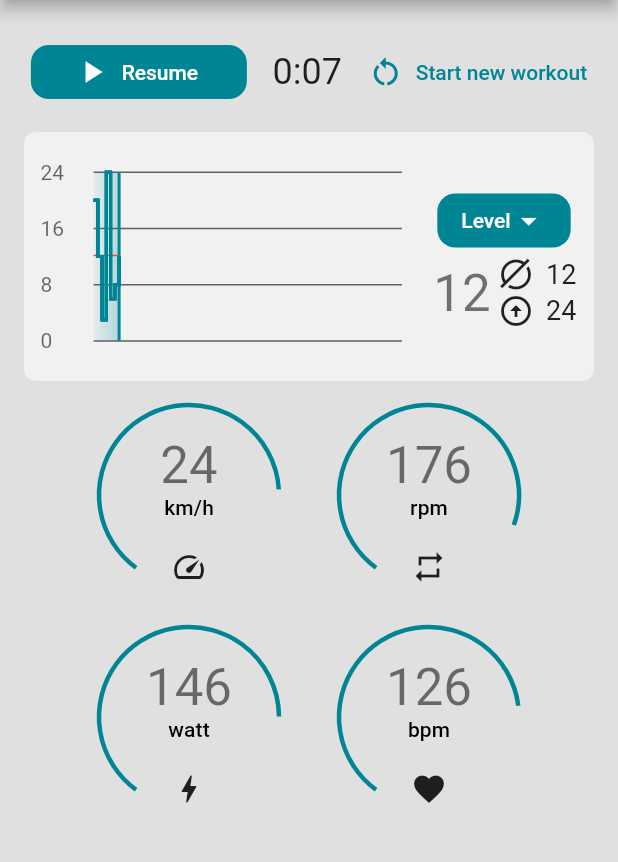
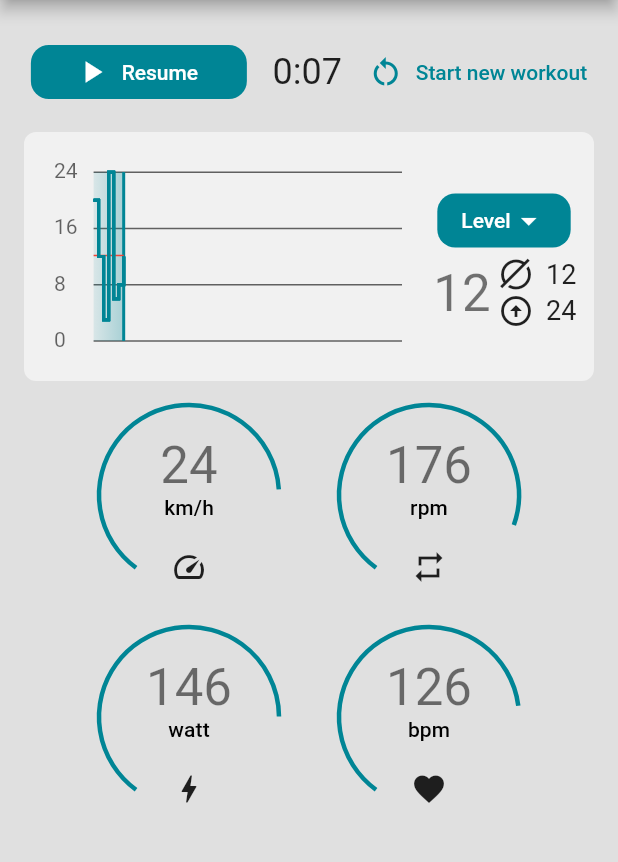
Before and after one commit to ArturAntin/workoutgraph, a Flutter app: the screen it shows after launch, after a tap on "Pause / Stop", on a phone screen of 412 x 824 dp, the part 84-946 px from its top. Run offline on Flutter 3.47's test engine with Material 2 defaults, Android fonts, the phone set to English and light mode, and no system bars.

Commit message:
make graph responsive to variables

```diff
--- a/lib/chart.dart
+++ b/lib/chart.dart
@@ -12,6 +12,7 @@ class LineGraph extends StatelessWidget {
   final double width;
   final double? average;
   final Color averageColor;
+  final int lines;
 
   const LineGraph({
     Key? key,
@@ -25,6 +26,7 @@ class LineGraph extends StatelessWidget {
     required this.width,
     this.average,
     this.averageColor = Colors.red,
+    this.lines = 3,
   }) : super(key: key);
 
   @override
@@ -43,6 +45,7 @@ class LineGraph extends StatelessWidget {
           y: y,
           average: average,
           avergageColor: averageColor,
+          lines: lines,
         ),
       ),
     );
--- a/lib/data_stream.dart
+++ b/lib/data_stream.dart
@@ -13,7 +13,7 @@ Stream<int> timedCounter([int maxTime = 10 * 60]) {
   void tick(_) {
     time++;
 
-    ///creates a random number 0..24 and puts it into the stream
+    ///creates a random number 0..maxY and puts it into the stream
     controller.add(
       _random.nextInt(HomePage.maxY + 1),
     );
--- a/lib/graph.dart
+++ b/lib/graph.dart
@@ -3,12 +3,24 @@ import 'dart:math';
 import 'package:collection/collection.dart';
 import 'package:flutter/material.dart';
 import 'package:workoutgraph/chart.dart';
-import 'package:workoutgraph/main.dart';
 
 class Graph extends StatelessWidget {
-  Graph({Key? key, required this.data}) : super(key: key);
+  Graph({
+    Key? key,
+    required this.data,
+    required this.maxY,
+    required this.maxX,
+    this.height = 150,
+    this.width = 300,
+    this.lines = 3,
+  }) : super(key: key);
 
   final List<int> data;
+  final int maxY;
+  final int maxX;
+  final double height;
+  final double width;
+  final int lines;
 
   double get _average => data.average;
   int get _max => data.reduce(max);
@@ -28,13 +40,14 @@ class Graph extends StatelessWidget {
               padding: const EdgeInsets.all(8.0),
               child: LineGraph(
                 data: data,
-                x: HomePage.maxTime,
-                y: HomePage.maxY,
-                labelY: const ['0', '8', '16', '24'],
+                x: maxX,
+                y: maxY,
+                lines: lines,
+                labelY: getLabelsY(maxY),
                 graphColor: Theme.of(context).primaryColor,
                 infosColor: Theme.of(context).hintColor,
-                height: 150,
-                width: 300,
+                height: height,
+                width: width,
                 average: _average,
               ),
             ),
@@ -128,4 +141,13 @@ class Graph extends StatelessWidget {
       ),
     );
   }
+
+  List<String> getLabelsY(int maxY) {
+    int distance = (maxY / lines).truncate();
+    List<String> res = [];
+    for (int i = 0; i <= maxY; i += distance) {
+      res.add(i.toString());
+    }
+    return res;
+  }
 }
--- a/lib/main.dart
+++ b/lib/main.dart
@@ -32,8 +32,13 @@
 class HomePage extends StatefulWidget {
   const HomePage({Key? key}) : super(key: key);
 
+  ///[maxTime] represents the time after the workout is completed. When this time is reached, the timer will stop.
+  ///[maxY] is the amplitude of y
+  ///[lines] is the number of horizontal lines shown in the graph plus the line at the bottom
+  ///[maxY] needs to be divisible by [lines] so the graph will show the correct numbers on the side
   static const maxTime = 1 * 60;
   static const maxY = 24;
+  static const lines = 3;
 
   @override
   _HomePageState createState() => _HomePageState();
@@ -185,6 +190,9 @@
                       padding: const EdgeInsets.all(8.0),
                       child: Graph(
                         data: _streamData,
+                        maxX: HomePage.maxTime,
+                        maxY: HomePage.maxY,
+                        lines: HomePage.lines,
                       ),
                     ),
 
--- a/lib/painter/line_painter.dart
+++ b/lib/painter/line_painter.dart
@@ -11,6 +11,7 @@ class LineGraphPainter extends CustomPainter {
   final int y;
   final double? average;
   final Color avergageColor;
+  final int lines;
 
   LineGraphPainter({
     required this.data,
@@ -21,6 +22,7 @@ class LineGraphPainter extends CustomPainter {
     required this.y,
     this.average,
     this.avergageColor = Colors.red,
+    this.lines = 3,
   });
 
   @override
@@ -40,25 +42,19 @@ class LineGraphPainter extends CustomPainter {
       size.height - 2 * margin.height,
     );
     Size cell = Size(
-      graph.width / (x - 1),
+      graph.width / (x - 10),
       graph.height / y,
     );
 
     drawAxis(canvas, graph, margin);
     drawLabelsY(canvas, size, margin, graph, cell);
-    drawLabelsX(canvas, margin, graph, cell);
     drawVerticalLine(canvas, graph, margin, cell);
     if (average != null && data.length > 5) {
       drawAverageLine(canvas, graph, margin, cell, average!);
     }
 
     for (int i = 0; i < data.length; i++) {
-      drawGraph(
-        canvas,
-        graph,
-        cell,
-        margin,
-      );
+      drawGraph(canvas, graph, cell, margin);
     }
   }
 
@@ -68,46 +64,25 @@ class LineGraphPainter extends CustomPainter {
   }
 
   void drawAxis(Canvas canvas, Size graph, Size margin) {
-    double spaceBetween = graph.height / 3;
+    double spaceBetween = graph.height / lines;
     Paint linePaint = Paint()
       ..color = infosColor
       ..strokeWidth = 1;
 
     //X-Axis and horizontal lines
-    canvas.drawLine(
-        Offset(margin.width, graph.height + margin.height),
-        Offset(graph.width + 2 * margin.width, graph.height + margin.height),
-        linePaint);
-
-    canvas.drawLine(
-        Offset(margin.width, graph.height + margin.height - spaceBetween),
-        Offset(graph.width + 2 * margin.width,
-            graph.height + margin.height - spaceBetween),
-        linePaint);
-
-    canvas.drawLine(
-        Offset(margin.width, graph.height + margin.height - spaceBetween * 2),
-        Offset(graph.width + 2 * margin.width,
-            graph.height + margin.height - spaceBetween * 2),
-        linePaint);
-
-    canvas.drawLine(
-        Offset(margin.width, graph.height + margin.height - spaceBetween * 3),
-        Offset(graph.width + 2 * margin.width,
-            graph.height + margin.height - spaceBetween * 3),
-        linePaint);
-
-    // canvas.drawLine(
-    //     Offset(margin.width, graph.height + margin.height - spaceBetween * 4),
-    //     Offset(graph.width + 2 * margin.width,
-    //         graph.height + margin.height - spaceBetween * 4),
-    //     linePaint);
-
-    //Y-Axis
-    // Offset yStart = Offset(margin.width, 0);
-
-    // canvas.drawLine(
-    //     yStart, Offset(margin.width, graph.height + margin.height), linePaint);
+    for (int i = 0; i <= lines; i++) {
+      canvas.drawLine(
+        Offset(
+          margin.width,
+          graph.height + margin.height - spaceBetween * i,
+        ),
+        Offset(
+          graph.width + 2 * margin.width,
+          graph.height + margin.height - spaceBetween * i,
+        ),
+        linePaint,
+      );
+    }
   }
 
   void drawAverageLine(
@@ -154,13 +129,12 @@ class LineGraphPainter extends CustomPainter {
     );
 
     Paint fillPaint = Paint()
-      ..color = graphColor.withOpacity(.5)
       ..style = PaintingStyle.fill
       ..shader = ui.Gradient.linear(
         startOffset,
         marginOffset,
         [
-          graphColor.withOpacity(.5),
+          graphColor.withOpacity(.3),
           graphColor.withOpacity(.1),
         ],
       );
@@ -191,31 +165,8 @@ class LineGraphPainter extends CustomPainter {
       tp.paint(
         canvas,
         Offset(
-          x / 20,
-          margin.height + graph.height - 8 - (i * 8) * cell.height,
-        ),
-      );
-    }
-  }
-
-  void drawLabelsX(Canvas canvas, Size margin, Size graph, Size cell) {
-    for (int i = 0; i < x; i++) {
-      TextSpan span = TextSpan(
-        style: TextStyle(
-          color: graphColor,
-        ),
-        text: '',
-      );
-      TextPainter tp = TextPainter(
-          text: span,
-          textAlign: TextAlign.left,
-          textDirection: TextDirection.ltr);
-      tp.layout();
-      tp.paint(
-        canvas,
-        Offset(
-          margin.width + cell.width * i - 16,
-          margin.height + graph.height + 10,
+          x / 5,
+          graph.height + margin.height - graph.height / lines * i - 9,
         ),
       );
     }
```
